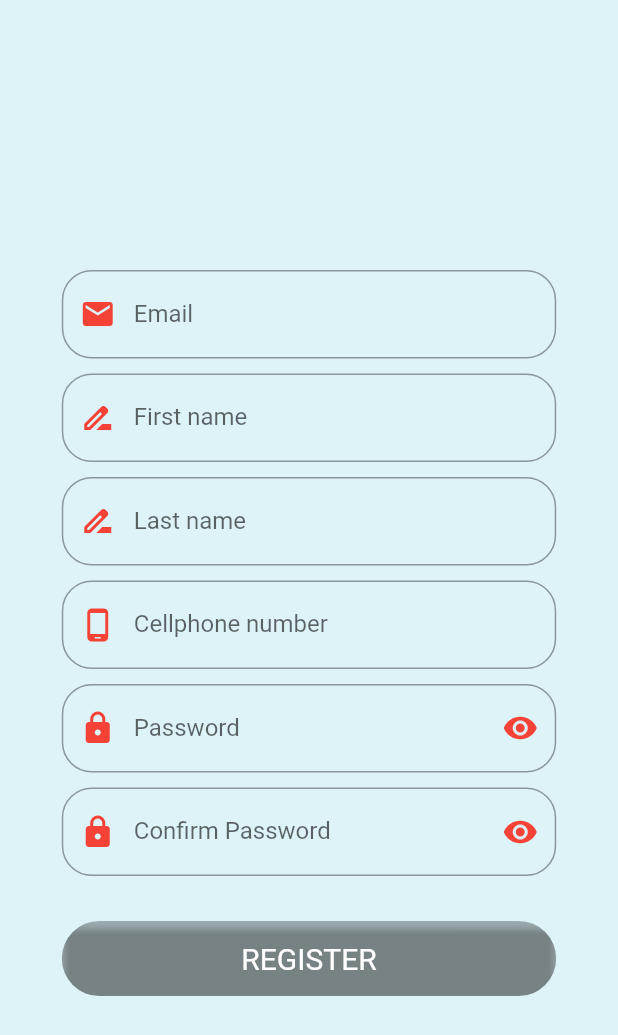
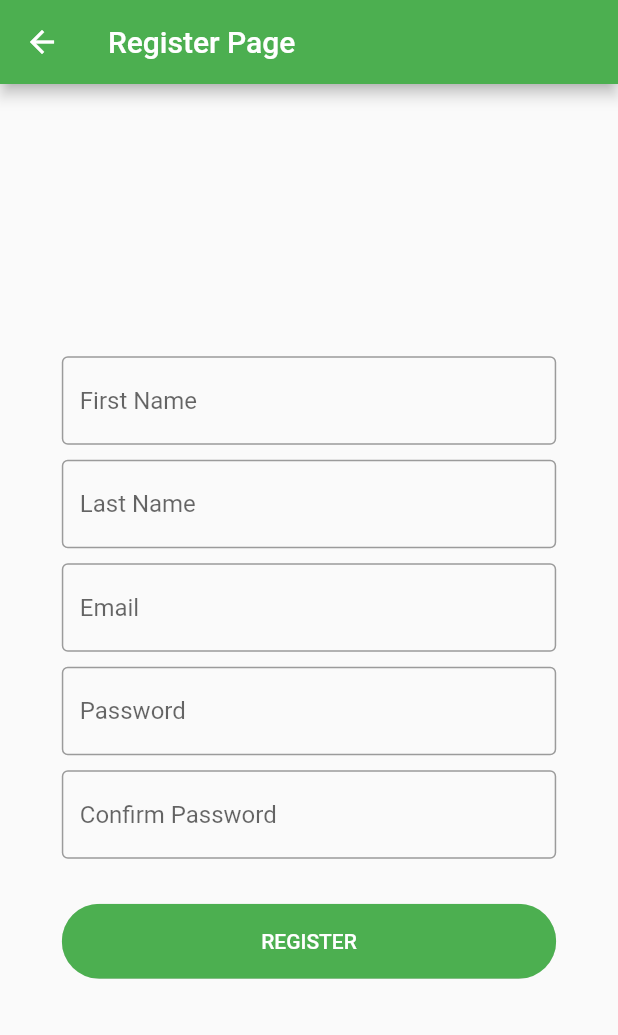
Before and after one commit to OwinoMumbo/Harvest-try, a Flutter app: the screen it shows after launch, after a tap on "REGISTER", on a phone screen of 412 x 824 dp. Shown: the top 1035 px of the screen. Run offline on Flutter 3.47's test engine with Material 2 defaults, Android fonts, the phone set to English and light mode, and no system bars.

Commit message:
UI designs finished

```diff
--- a/lib/Login_Page.dart
+++ b/lib/Login_Page.dart
@@ -1,8 +1,8 @@
-// ignore: file_names
-//ignore : prefer_const_constructors
+import 'package:flutter/cupertino.dart';
 import 'package:flutter/material.dart';
+import 'package:flutter/rendering.dart';
 import 'Constant_Colors.dart' as colors;
-import 'create_log.dart';
+
 import 'InputboxClass.dart';
 import 'Register_Page.dart';
 
@@ -22,8 +22,10 @@ class _Login extends State<Login>{
   @override
   Widget build(BuildContext context) {
     return Scaffold(
-       backgroundColor: colors.AppColors.backgroundColor,
-
+      appBar: AppBar(
+        backgroundColor:Colors.green,
+        title: const Text("Login Page"),
+      ),
       body: Padding(
         padding: EdgeInsets.only( top: /*MediaQuery.of(context).size.height * 0.15*/ 0),
         child: Center(
@@ -33,18 +35,23 @@ class _Login extends State<Login>{
             children: [
               SizedBox(
                 width: MediaQuery.of(context).size.width * 0.80,
-
                 child: Column(
-
                   children: [
-                        DetailsInputBox(hintText: "Email",prefixIcon: Icon(Icons.email,color: colors.AppColors.iconColor,)),
 
                     SizedBox(height: 10),
-
-                        const Positioned(
-                          child: PasswordInputBox(hintText: "Password",),
+                    const TextField(
+                      decoration: InputDecoration(
+                          border: OutlineInputBorder(),
+                          hintText:"Email"
                       ),
-
+                    ),
+                    SizedBox(height: 10),
+                    const TextField(
+                      decoration: InputDecoration(
+                          border: OutlineInputBorder(),
+                          hintText: "Password"
+                      ),
+                    ),
                     SizedBox(height: 30),
 
                     SizedBox(
@@ -53,41 +60,17 @@ class _Login extends State<Login>{
                       child: ClipRRect(
                           borderRadius: const BorderRadius.all(Radius.circular(30),),
                           child: ElevatedButton(
+                            style: ElevatedButton.styleFrom(
+                              primary: Colors.green,
+                            ),
                             onPressed: () {
-                                 Navigator.push(context, MaterialPageRoute(builder: (context){return const createL();},),);
+                              Navigator.push(context, MaterialPageRoute(builder: (context){return const Login();},),);
                             },
-
-                              child: const Text("LOGIN")),
-                         ),
-                       ),//sizedbox
-
-                       SizedBox(height: 30),
-
-                      SizedBox(
-                        width: MediaQuery.of(context).size.width * 0.80,
-                        height: 50,
-                          child: ClipRRect(
-                            borderRadius: const BorderRadius.all(Radius.circular(30),),
-                              child: ElevatedButton(
-                                  onPressed: () {
-                                   Navigator.push(context, MaterialPageRoute(builder: (context){return const RegisterPage();},),);
-                                },
-                              child: const Text("REGISTER"),
-                              style: ElevatedButton.styleFrom(primary: Colors.black26,textStyle: const TextStyle(color: Colors.black,fontSize: 20,))
+                            child: const Text("LOGIN"),
+                            // style: ElevatedButton.styleFrom(primary: Colors.black26,textStyle: const TextStyle(color: Colors.black,fontSize: 20,))
                           )
                       ),
                     ),//sizedbox
-
-                        SizedBox(height: 30),
-
-                        const InkWell(
-                          child: Text("Forgot your password, reset Here!",style: TextStyle(color: Colors.blue,),),
-                            //sizedbox
-                          //onTap: (){
-                          //Navigator.push(context, MaterialPageRoute(builder: (context){return const NameOfThePage();},),);
-                          //},
-                        ),//sizedbox
-
                 ],//children
 
               ),//Column
@@ -102,9 +85,6 @@ class _Login extends State<Login>{
         ),//center
 
       ),//padding
-
-
-
     );
 
   }
--- a/lib/Register_Page.dart
+++ b/lib/Register_Page.dart
@@ -17,70 +17,62 @@ class _RegisterPage extends State<RegisterPage>{
   @override
   Widget build(BuildContext context) {
     return Scaffold(
-      //backgroundColor: const Color.fromARGB(255, 78, 113, 165),
-      backgroundColor:  colors.AppColors.backgroundColor,
+
+      appBar: AppBar(
+        backgroundColor:Colors.green,
+        title: const Text("Register Page"),
+      ),
       body: Padding(
-        padding: EdgeInsets.only(top: 10),
+        padding: EdgeInsets.only( top: /*MediaQuery.of(context).size.height * 0.15*/ 0),
         child: Center(
-          child: SingleChildScrollView(
+          child: Column(
+            mainAxisAlignment: MainAxisAlignment.center,
+            mainAxisSize : MainAxisSize.max,
+            children: [
+              SizedBox(
+                width: MediaQuery.of(context).size.width * 0.80,
+                child: Column(
+                  children: [
 
-            child: Column(
-              children: [
-
-              const SizedBox( height: 10,),
-
-              SizedBox(
-                //width: 300,
-                width: MediaQuery.of(context).size.width * 0.80,
-                //height: MediaQuery.of(context).size.height * 0.1,
-                child: Column(
-                  children: <Widget>[
-                    // const Padding(padding: EdgeInsets.only(top: 20)),
-
-                    // Input for user email
-                    Positioned(
-                      child: DetailsInputBox(hintText: "Email",prefixIcon: Icon(Icons.email,color: colors.AppColors.iconColor,)),
+                    SizedBox(height: 10),
+                    const TextField(
+                      decoration: InputDecoration(
+                          border: OutlineInputBorder(),
+                          hintText:"First Name"
+                      ),
+                    ),
+                    SizedBox(height: 10),
+                    const TextField(
+                      decoration: InputDecoration(
+                          border: OutlineInputBorder(),
+                          hintText: "Last Name"
+                      ),
+                    ),
+                    SizedBox(height: 10),
+                    const TextField(
+                      decoration: InputDecoration(
+                          border: OutlineInputBorder(),
+                          hintText: "Email"
+                      ),
                     ),
 
-                    const SizedBox( height: 10,),
-
-                    // Input for the users first name
-                    Positioned(
-                      child: DetailsInputBox(hintText: "First name",prefixIcon: Icon(Icons.drive_file_rename_outline,color: colors.AppColors.iconColor,)),
+                    SizedBox(height: 10),
+                    const TextField(
+                      decoration: InputDecoration(
+                          border: OutlineInputBorder(),
+                          hintText: "Password"
+                      ),
                     ),
 
-                    const SizedBox( height: 10,),
-
-                    // Input for the users last name
-                    Positioned(
-
-                      child: DetailsInputBox(hintText: "Last name",prefixIcon: Icon(Icons.drive_file_rename_outline,color: colors.AppColors.iconColor,)),
+                    SizedBox(height: 10),
+                    const TextField(
+                      decoration: InputDecoration(
+                          border: OutlineInputBorder(),
+                          hintText: "Confirm Password"
+                      ),
                     ),
 
-                    const SizedBox( height: 10,),
-
-                    // Input for the users Id number
-                    Positioned(
-                      child: DetailsInputBox(hintText: "Cellphone number",prefixIcon: Icon(Icons.phone_android_outlined,color: colors.AppColors.iconColor,)),
-                    ),
-
-                    const SizedBox( height: 10,),
-
-                    //const Padding(padding: EdgeInsets.only(top: 15,)),
-                    const Positioned(
-                      child: PasswordInputBox(hintText: "Password",),
-
-                    ),
-
-                    const SizedBox( height: 10,),
-
-                    const Positioned(
-                      child: PasswordInputBox(hintText: "Confirm Password",),
-
-                    ),
-
-                    const SizedBox( height: 30,),
-
+                    SizedBox(height: 30),
 
                     SizedBox(
                       width: MediaQuery.of(context).size.width * 0.80,
@@ -88,31 +80,32 @@ class _RegisterPage extends State<RegisterPage>{
                       child: ClipRRect(
                           borderRadius: const BorderRadius.all(Radius.circular(30),),
                           child: ElevatedButton(
-                              onPressed: () {
-                                //Navigator.push(context, MaterialPageRoute(builder: (context){return const NameOfThePage();},),);
-                              },
-                              child: const Text("REGISTER"),
-                              style: ElevatedButton.styleFrom(primary: Colors.black26,textStyle: const TextStyle(color: Colors.black,fontSize: 20,))
+                            style: ElevatedButton.styleFrom(
+                              primary: Colors.green,
+                            ),
+                            onPressed: () {
+                              Navigator.push(context, MaterialPageRoute(builder: (context){return const RegisterPage();},),);
+                            },
+                            child: const Text("REGISTER"),
+                            // style: ElevatedButton.styleFrom(primary: Colors.black26,textStyle: const TextStyle(color: Colors.black,fontSize: 20,))
                           )
                       ),
-                    ),
+                    ),//sizedbox
+                  ],//children
 
-                  ],
-                ),
+                ),//Column
 
 
-              ),
+              ),//sizedbox
 
-          ],
-            ),
+            ],//children
 
-          ),
+          ),//column
 
-        )
+        ),//center
 
+      ),//padd
 
-
-      ),
     );
   }
 
--- a/lib/join_log.dart
+++ b/lib/join_log.dart
@@ -21,7 +21,7 @@ class _joinL extends State<joinL>{
     return Scaffold(
       appBar: AppBar(
         backgroundColor:Colors.green,
-        title: const Text("JOIN LOG"),
+        title: const Text("Join Log"),
       ),
 
       body: Padding(
@@ -46,7 +46,7 @@ class _joinL extends State<joinL>{
                     const TextField(
                       decoration: InputDecoration(
                           border: OutlineInputBorder(),
-                          hintText:"Enter Log ID/Link"
+                          hintText:"Enter Log code"
                       ),
                     ),
 
--- a/lib/main.dart
+++ b/lib/main.dart
@@ -1,6 +1,11 @@
 import 'package:flutter/material.dart';
+import 'package:harvest/HomePage.dart';
 
 import 'package:harvest/Login_Page.dart';
+import 'package:harvest/Register_Page.dart';
+import 'package:harvest/addtolog.dart';
+import 'package:harvest/create_log.dart';
+import 'package:harvest/join_log.dart';
 
 void main() {
   runApp(const MyApp());
@@ -27,7 +32,7 @@ class MyApp extends StatelessWidget {
         // is not restarted.
         primarySwatch: Colors.blue,
       ),
-      home: const Login(),
+      home: const RegisterPage(),
     );
   }
 }
--- a/pubspec.yaml
+++ b/pubspec.yaml
@@ -58,8 +58,8 @@ flutter:
   uses-material-design: true
 
   # To add assets to your application, add an assets section, like this:
-  # assets:
-  #   - images/a_dot_burr.jpeg
+  #assets:
+   #  - images/image0.jpeg
   #   - images/a_dot_ham.jpeg
 
   # An image asset can refer to one or more resolution-specific "variants", see
```
Also changed, not shown: lib/HomePage.dart (added, +110 -0 lines), lib/ViewItems.dart (added, +24 -0 lines), lib/ViewLog.dart (added, +24 -0 lines), lib/addtolog.dart (+51 -64 lines), lib/create_log.dart (+27 -19 lines), 1 other file. Lines whose indentation alone changed are shown as unchanged.
